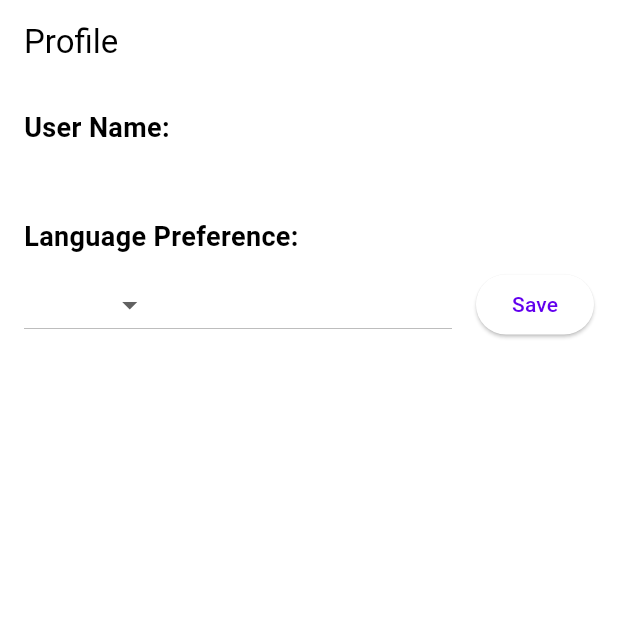
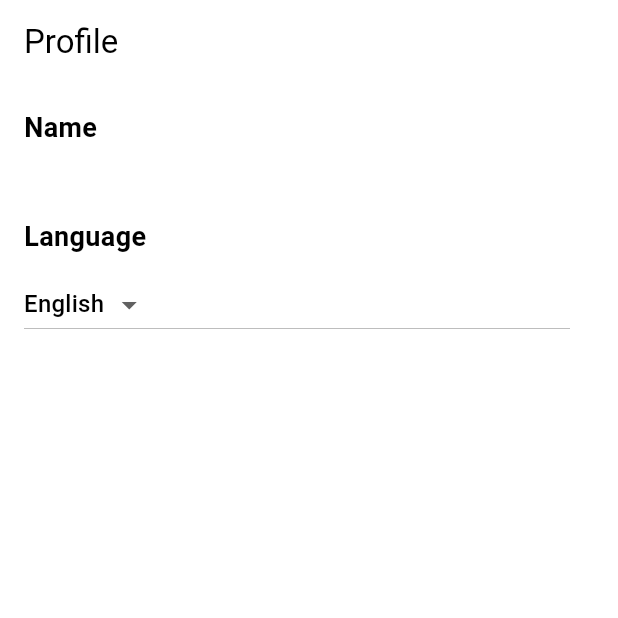
Before and after one commit to NishantKumar-007/library_app, a Flutter app: the ProfilePage screen opened directly with empty values, on a phone screen of 412 x 824 dp, the top half of it. Run offline on Flutter 3.47's test engine with Material 3 defaults, Android fonts, the phone set to English and light mode, and no system bars; our stand-ins replace shared_preferences; accounts and stored records are empty; generated files the repository leaves out were written again.

Commit message:
added spanish language support

```diff
--- /dev/null
+++ b/l10n.yaml
@@ -0,0 +1,3 @@
+arb-dir: lib/l10n
+template-arb-file: intl_messages_es.arb
+output-localization-file: app_localizations.dart
--- a/l10n/intl_messages.arb
+++ /dev/null
@@ -1,6 +0,0 @@
-{
-  "@@locale": "en",
-  "appTitle": "My App",
-  "hello": "Hello!",
-  "welcomeMessage": "Welcome to My App"
-}
--- a/l10n/intl_messages_es.arb
+++ /dev/null
@@ -1,6 +0,0 @@
-{
-  "@@locale": "es",
-  "appTitle": "Mi Aplicación",
-  "hello": "¡Hola!",
-  "welcomeMessage": "Bienvenido a Mi Aplicación"
-}
--- a/lib/models/book.dart
+++ b/lib/models/book.dart
@@ -14,4 +14,6 @@ class Book {
         author = map['author'],
         isAvailable = map['isAvailable'],
         bookPath = map['bookPath'];
+
+  void compareTo(Book b) {}
 }
--- a/lib/pages/login_page.dart
+++ b/lib/pages/login_page.dart
@@ -3,7 +3,7 @@ import 'package:library_app/components/button.dart';
 import 'package:library_app/components/textfield.dart';
 
 import 'package:library_app/pages/homescreen.dart';
-
+import 'package:flutter_gen/gen_l10n/app_localizations.dart';
 import 'package:shared_preferences/shared_preferences.dart';
 
 class LoginScreen extends StatefulWidget {
@@ -68,6 +68,7 @@ class _LoginScreenState extends State<LoginScreen> {
                   SizedBox(
                     height: 20,
                   ),
+
                   MyTextField(
                     controller: usernameController,
                     hintText: "Email",
--- a/lib/pages/profile.dart
+++ b/lib/pages/profile.dart
@@ -1,30 +1,25 @@
 import 'package:flutter/material.dart';
+import 'package:flutter_gen/gen_l10n/app_localizations.dart';
+import 'package:library_app/providers/locale_provider.dart';
+import 'package:provider/provider.dart';
 
 class ProfilePage extends StatefulWidget {
   final String userName;
-  final String languagePreference;
 
-  ProfilePage({required this.userName, required this.languagePreference});
+  ProfilePage({
+    required this.userName,
+  });
 
   @override
   _ProfilePageState createState() => _ProfilePageState();
 }
 
 class _ProfilePageState extends State<ProfilePage> {
-  String _selectedLanguage = '';
-
-  @override
-  void initState() {
-    super.initState();
-    // Set the initially selected language to the user's current language preference
-    _selectedLanguage = widget.languagePreference;
-  }
-
   @override
   Widget build(BuildContext context) {
     return Scaffold(
       appBar: AppBar(
-        title: Text('Profile'),
+        title: Text(AppLocalizations.of(context)!.profile),
       ),
       body: Padding(
         padding: const EdgeInsets.all(16.0),
@@ -32,7 +27,7 @@ class _ProfilePageState extends State<ProfilePage> {
           crossAxisAlignment: CrossAxisAlignment.start,
           children: [
             Text(
-              'User Name:',
+              AppLocalizations.of(context)!.name,
               style: TextStyle(fontSize: 18, fontWeight: FontWeight.bold),
             ),
             SizedBox(height: 8),
@@ -42,47 +37,42 @@ class _ProfilePageState extends State<ProfilePage> {
             ),
             SizedBox(height: 16),
             Text(
-              'Language Preference:',
+              AppLocalizations.of(context)!.language,
               style: TextStyle(fontSize: 18, fontWeight: FontWeight.bold),
             ),
             SizedBox(height: 8),
             Row(
               children: [
                 Expanded(
-                  child: DropdownButton<String>(
-                    value: _selectedLanguage,
-                    items: ['English', 'Spanish'].map((String language) {
-                      return DropdownMenuItem<String>(
-                        value: language,
-                        child: Text(language),
+                  child: Consumer<LocaleProvider>(
+                    builder: (context, localeProvider, _) {
+                      return DropdownButton<Locale>(
+                        value: localeProvider.selectedLocale,
+                        items: [
+                          DropdownMenuItem(
+                            value: Locale('en'),
+                            child: Text('English'),
+                          ),
+                          DropdownMenuItem(
+                            value: Locale('es'),
+                            child: Text('Español'),
+                          ),
+                          // Add other languages as needed
+                        ],
+                        onChanged: (newLocale) {
+                          localeProvider.setLocale(newLocale!);
+                          print(newLocale);
+                          ScaffoldMessenger.of(context).showSnackBar(
+                            SnackBar(
+                              content: Text("Language updated"),
+                            ),
+                          );
+                        },
                       );
-                    }).toList(),
-                    onChanged: (String? newValue) {
-                      setState(() {
-                        _selectedLanguage = newValue!;
-                      });
                     },
                   ),
                 ),
                 SizedBox(width: 16),
-                ElevatedButton(
-                  onPressed: () {
-                    // Save the updated language preference
-                    // We can add logic to persist this information
-                    // For now, just updating the UI
-                    // setState(() {
-                    //   widget.languagePreference = _selectedLanguage;
-                    // });
-                    // Show a confirmation snackbar
-                    ScaffoldMessenger.of(context).showSnackBar(
-                      SnackBar(
-                        content: Text(
-                            'Language preference updated to $_selectedLanguage'),
-                      ),
-                    );
-                  },
-                  child: Text('Save'),
-                ),
               ],
             ),
           ],
--- /dev/null
+++ b/lib/providers/locale_provider.dart
@@ -0,0 +1,12 @@
+import 'package:flutter/material.dart';
+
+class LocaleProvider extends ChangeNotifier {
+  Locale _selectedLocale = Locale('en');
+
+  Locale get selectedLocale => _selectedLocale;
+
+  void setLocale(Locale newLocale) {
+    _selectedLocale = newLocale;
+    notifyListeners();
+  }
+}
--- a/pubspec.yaml
+++ b/pubspec.yaml
@@ -62,6 +62,7 @@ flutter:
   # included with your application, so that you can use the icons in
   # the material Icons class.
   uses-material-design: true
+  generate: true
 
   # To add assets to your application, add an assets section, like this:
   assets:
@@ -71,7 +72,7 @@ flutter:
     - lib/images/book2.jpg
     - lib/images/book3.jpg
     - lib/images/bg.svg
-    - l10n/
+    - lib/l10n/
   # An image asset can refer to one or more resolution-specific "variants", see
   # https://flutter.dev/assets-and-images/#resolution-aware
 
```
Also changed, not shown: lib/components/bookstore.dart (+11 -0 lines), lib/l10n/intl_messages.arb (added, +12 -0 lines), lib/l10n/intl_messages_es.arb (added, +12 -0 lines), lib/main.dart (+27 -9 lines), lib/pages/homescreen.dart (+8 -5 lines).
